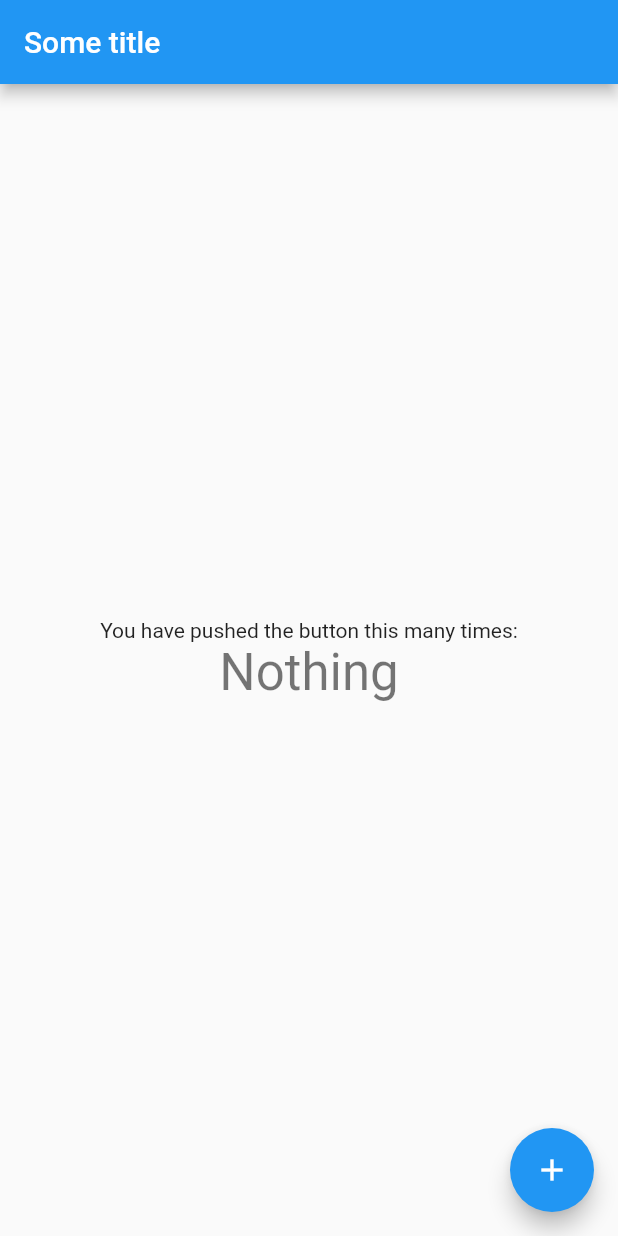
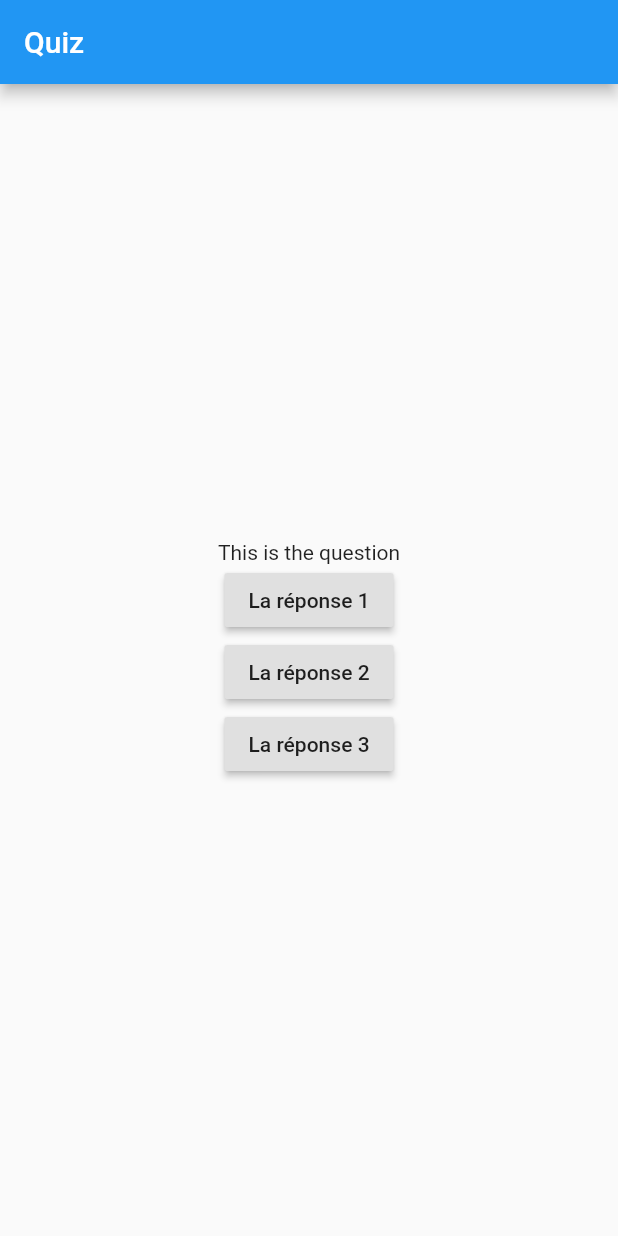
Before and after one commit to DiogoVieiraFerreira/mob2_quizz, a Flutter app: the screen it shows after launch, on a phone screen of 412 x 824 dp. Run offline on Flutter 3.47's test engine with Material 2 defaults, Android fonts, the phone set to English and light mode, and no system bars.

Commit message:
Add base game widgets to layout

```diff
--- a/lib/widgets/game_screen.dart
+++ b/lib/widgets/game_screen.dart
@@ -3,53 +3,32 @@ import 'package:flutter/material.dart';
 class GameScreen extends StatelessWidget {
   @override
   Widget build(BuildContext context) {
-    // This method is rerun every time setState is called, for instance as done
-    // by the _incrementCounter method above.
-    //
-    // The Flutter framework has been optimized to make rerunning build methods
-    // fast, so that you can just rebuild anything that needs updating rather
-    // than having to individually change instances of widgets.
     return Scaffold(
       appBar: AppBar(
-        // Here we take the value from the MyHomePage object that was created by
-        // the App.build method, and use it to set our appbar title.
-        title: Text("Some title"),
+        title: Text("Quiz"),
       ),
       body: Center(
-        // Center is a layout widget. It takes a single child and positions it
-        // in the middle of the parent.
         child: Column(
-          // Column is also a layout widget. It takes a list of children and
-          // arranges them vertically. By default, it sizes itself to fit its
-          // children horizontally, and tries to be as tall as its parent.
-          //
-          // Invoke "debug painting" (press "p" in the console, choose the
-          // "Toggle Debug Paint" action from the Flutter Inspector in Android
-          // Studio, or the "Toggle Debug Paint" command in Visual Studio Code)
-          // to see the wireframe for each widget.
-          //
-          // Column has various properties to control how it sizes itself and
-          // how it positions its children. Here we use mainAxisAlignment to
-          // center the children vertically; the main axis here is the vertical
-          // axis because Columns are vertical (the cross axis would be
-          // horizontal).
           mainAxisAlignment: MainAxisAlignment.center,
           children: <Widget>[
             Text(
-              'You have pushed the button this many times:',
+              'This is the question',
             ),
-            Text(
-              'Nothing',
-              style: Theme.of(context).textTheme.headline4,
+            RaisedButton(
+              onPressed: () {},
+              child: Text('La réponse 1'),
+            ),
+            RaisedButton(
+              onPressed: () {},
+              child: Text('La réponse 2'),
+            ),
+            RaisedButton(
+              onPressed: () {},
+              child: Text('La réponse 3'),
             ),
           ],
         ),
       ),
-      floatingActionButton: FloatingActionButton(
-        onPressed: () {},
-        tooltip: 'Increment',
-        child: Icon(Icons.add),
-      ), // This trailing comma makes auto-formatting nicer for build methods.
     );
   }
 }
```
